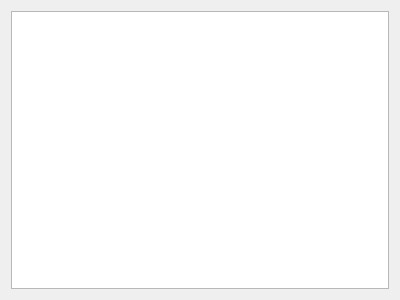
Old version of the form widget.ui in the repository colaalex/roguelike.
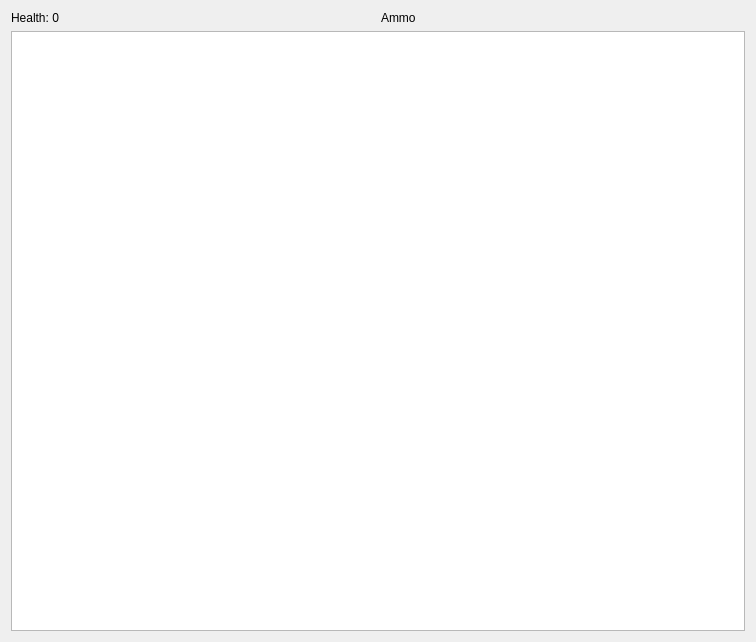
New version of the form.

Commit message: added labels and created item class with nothing important for now

```diff
--- a/widget.ui
+++ b/widget.ui
@@ -6,16 +6,38 @@
    <rect>
     <x>0</x>
     <y>0</y>
-    <width>400</width>
-    <height>300</height>
+    <width>756</width>
+    <height>642</height>
    </rect>
   </property>
   <property name="windowTitle">
    <string>Widget</string>
   </property>
-  <layout class="QGridLayout" name="gridLayout">
-   <item row="0" column="0">
-    <widget class="QGraphicsView" name="graphicsView"/>
+  <layout class="QHBoxLayout" name="horizontalLayout_2">
+   <item>
+    <layout class="QVBoxLayout" name="verticalLayout">
+     <item>
+      <layout class="QHBoxLayout" name="horizontalLayout">
+       <item>
+        <widget class="QLabel" name="label">
+         <property name="text">
+          <string>Health: 0</string>
+         </property>
+        </widget>
+       </item>
+       <item>
+        <widget class="QLabel" name="label_2">
+         <property name="text">
+          <string>Ammo</string>
+         </property>
+        </widget>
+       </item>
+      </layout>
+     </item>
+     <item>
+      <widget class="QGraphicsView" name="graphicsView"/>
+     </item>
+    </layout>
    </item>
   </layout>
  </widget>
```
The commit also changes 8 other files.
